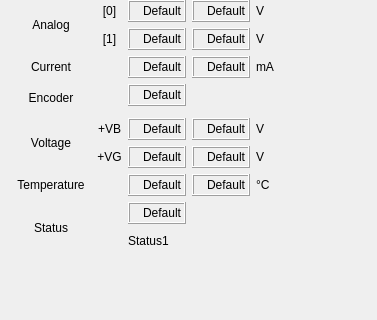
Qt form ui/w_execute.ui (JFDuval/flexsea-plan) before a commit; both pictures show x 0 to 377 and y 264 to 584 of the 377 by 584 pixel window.
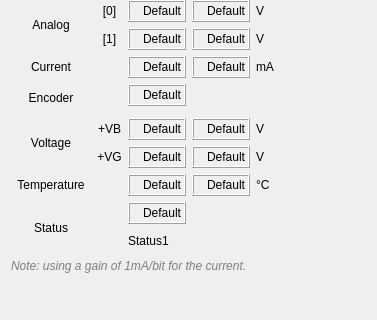
The same form after that commit.

Patch:
```diff
--- a/ui/w_execute.ui
+++ b/ui/w_execute.ui
@@ -1710,6 +1710,13 @@
      </item>
     </layout>
    </item>
+   <item>
+    <widget class="QLabel" name="label_17">
+     <property name="text">
+      <string>&lt;html&gt;&lt;head/&gt;&lt;body&gt;&lt;p&gt;&lt;span style=&quot; font-style:italic; color:#7f7f7f;&quot;&gt;Note: using a gain of 1mA/bit for the current.&lt;/span&gt;&lt;/p&gt;&lt;/body&gt;&lt;/html&gt;</string>
+     </property>
+    </widget>
+   </item>
    <item>
     <spacer name="verticalSpacer">
      <property name="orientation">
```
